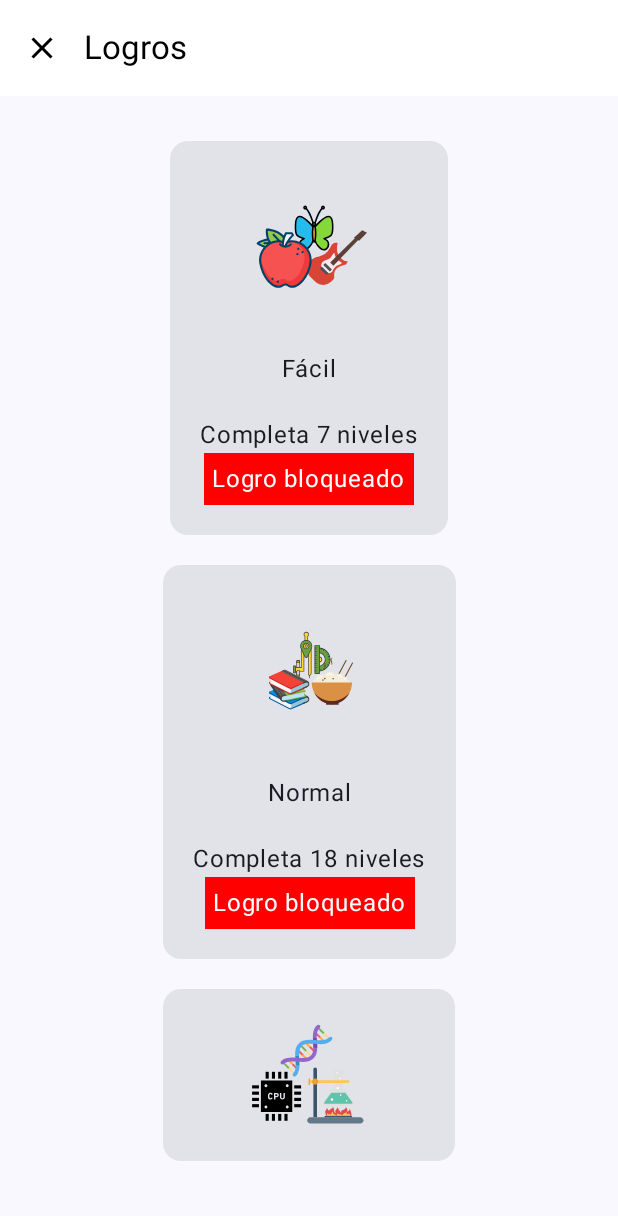
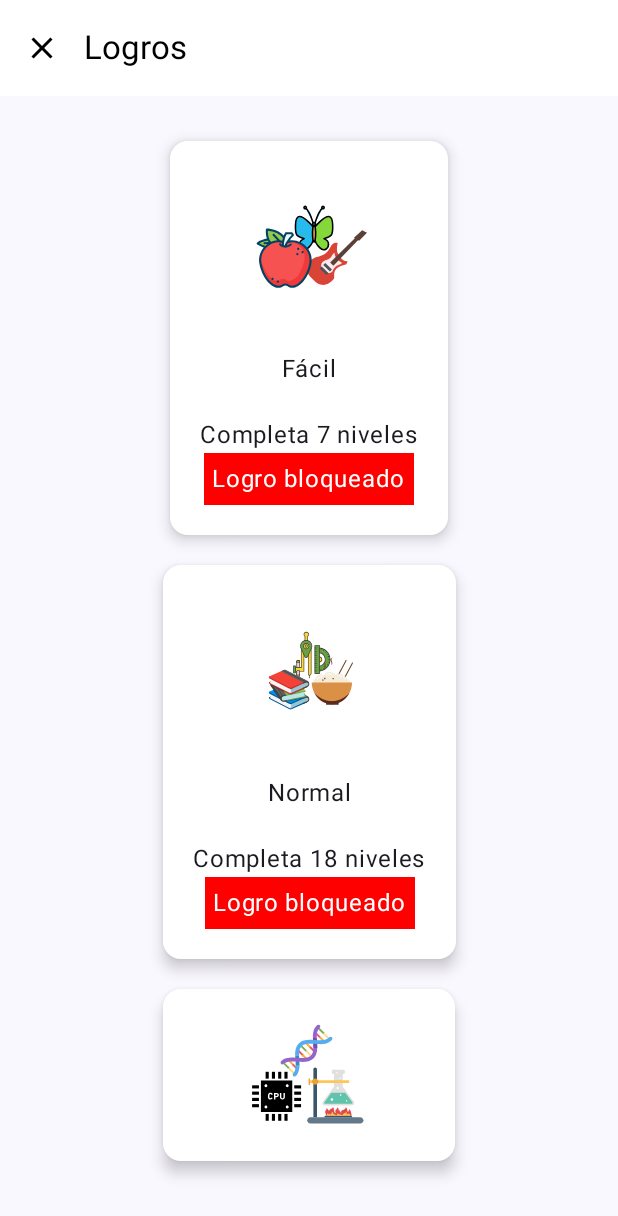
Before and after one commit to JosenRomero/next-letter-puzzle-mobileversion, an Android app built with Jetpack Compose: the AchievementsScreen screen opened through its navigation route, on a phone screen of 412 x 824 dp. Shown: the top 1216 px of the screen. Run offline under Robolectric (Android 15) with nearby library versions, the phone set to English and light mode, and no system bars; our stand-ins replace Dagger/Hilt's generated code, Room's generated code.

Commit message:
change Achievement style

```diff
--- a/app/src/main/java/com/josenromero/nextletterpuzzle/ui/components/Achievement.kt
+++ b/app/src/main/java/com/josenromero/nextletterpuzzle/ui/components/Achievement.kt
@@ -8,6 +8,7 @@ import androidx.compose.foundation.layout.Column
 import androidx.compose.foundation.layout.padding
 import androidx.compose.foundation.layout.size
 import androidx.compose.material3.Card
+import androidx.compose.material3.CardDefaults
 import androidx.compose.material3.Text
 import androidx.compose.runtime.Composable
 import androidx.compose.ui.Alignment
@@ -28,7 +29,13 @@ fun Achievement(
 ) {
 
     Card(
-        modifier = Modifier.padding(0.dp, 0.dp, 0.dp, 20.dp)
+        modifier = Modifier.padding(0.dp, 0.dp, 0.dp, 20.dp),
+        colors = CardDefaults.cardColors(
+            containerColor = Color.White
+        ),
+        elevation = CardDefaults.cardElevation(
+            defaultElevation = 6.dp
+        )
     ) {
         Column(
             modifier = Modifier.padding(20.dp),
```
